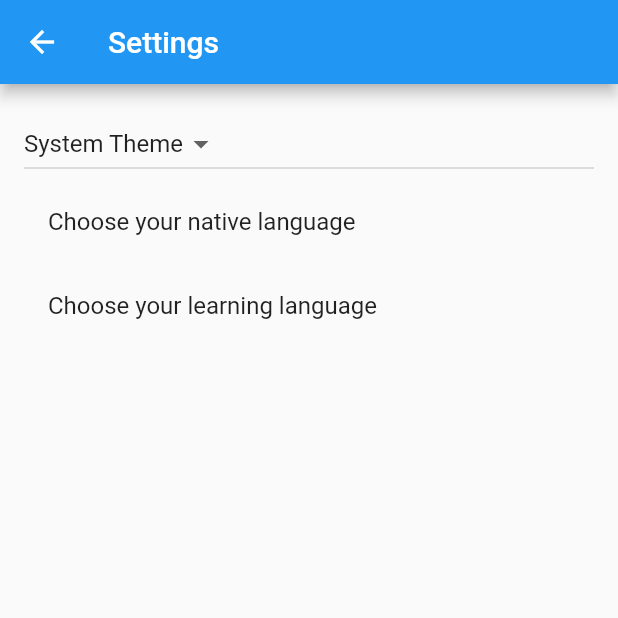
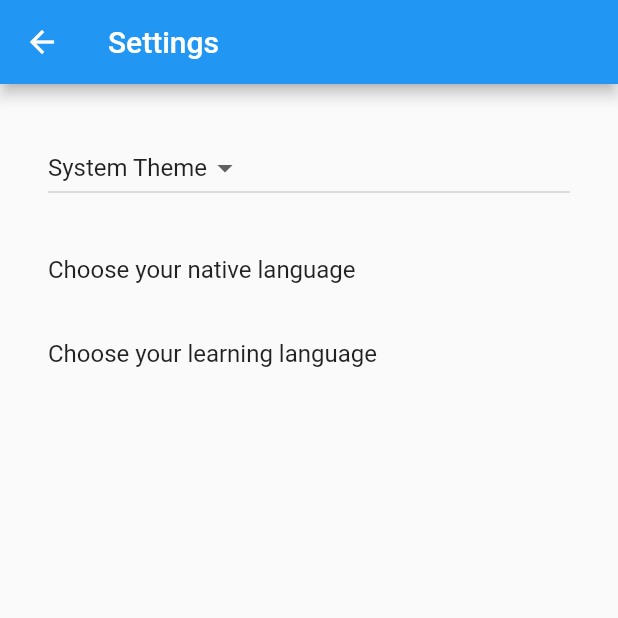
Before and after one commit to ubershmekel/yatt, a Flutter app: the SettingsView screen opened by its route, on a phone screen of 412 x 824 dp, the top half of it. Run offline on Flutter 3.47's test engine with Material 2 defaults, Android fonts, the phone set to English and light mode, and no system bars; our stand-ins replace flutter_tts, shared_preferences, speech_to_text; accounts and stored records are empty; generated files the repository leaves out were written again.

Commit message:
Fix odd padding in settings route

```diff
--- a/yout/lib/src/settings/settings_view.dart
+++ b/yout/lib/src/settings/settings_view.dart
@@ -27,7 +27,9 @@ class SettingsView extends StatelessWidget {
         // When a user selects a theme from the dropdown list, the
         // SettingsController is updated, which rebuilds the MaterialApp.
         children: [
-          DropdownButton<ThemeMode>(
+          Padding(
+              padding: const EdgeInsets.all(16),
+              child: DropdownButton<ThemeMode>(
                 // Read the selected themeMode from the controller
                 value: controller.themeMode,
                 // Call the updateThemeMode method any time the user selects a theme.
@@ -46,7 +48,7 @@ class SettingsView extends StatelessWidget {
                     child: Text('Dark Theme'),
                   )
                 ],
-          ),
+              )),
           ListTile(
               title: const Text('Choose your native language'),
               onTap: () {
```
Lines whose indentation alone changed are shown as unchanged.
